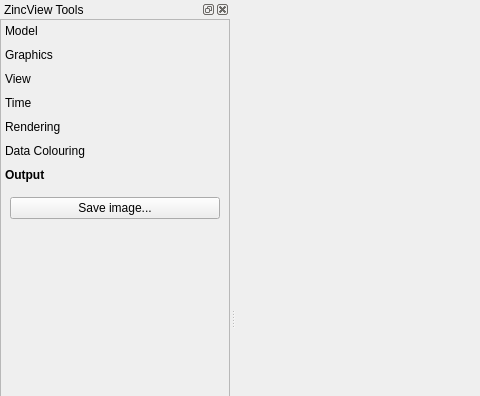
Above: src/zincview.ui from ABI-Software/ZincView before the change; both pictures show x 0 to 480 and y 0 to 396 of the 900 by 635 pixel window. Below: the same form after it.
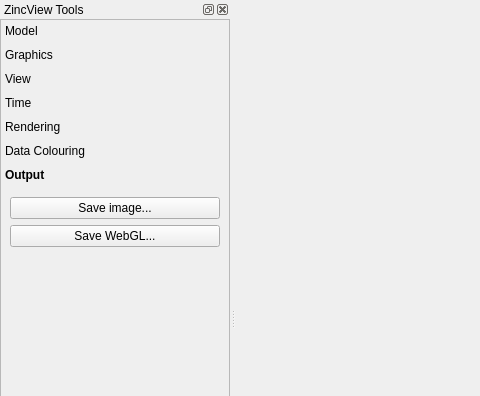
That is the form after the change. The open tabs and pages were chosen to show the change. Icons and pictures are not drawn. Custom widgets are drawn as their Qt base class.

Commit message: Add support for webGL export and include a demo html to draw the result.

```diff
--- a/src/zincview.ui
+++ b/src/zincview.ui
@@ -125,7 +125,7 @@
           <x>0</x>
           <y>0</y>
           <width>228</width>
-          <height>607</height>
+          <height>608</height>
          </rect>
         </property>
         <property name="sizePolicy">
@@ -715,6 +715,14 @@
             </layout>
            </widget>
            <widget class="QWidget" name="output">
+            <property name="geometry">
+             <rect>
+              <x>0</x>
+              <y>0</y>
+              <width>228</width>
+              <height>419</height>
+             </rect>
+            </property>
             <attribute name="label">
              <string>Output</string>
             </attribute>
@@ -726,6 +734,13 @@
                </property>
               </widget>
              </item>
+             <item>
+              <widget class="QPushButton" name="save_webgl_button">
+               <property name="text">
+                <string>Save WebGL...</string>
+               </property>
+              </widget>
+             </item>
              <item>
               <spacer name="verticalSpacer_6">
                <property name="orientation">
```
Left out of the diff: 33 changed lines with no effect on the pictures. The commit also changes 2 other files.
